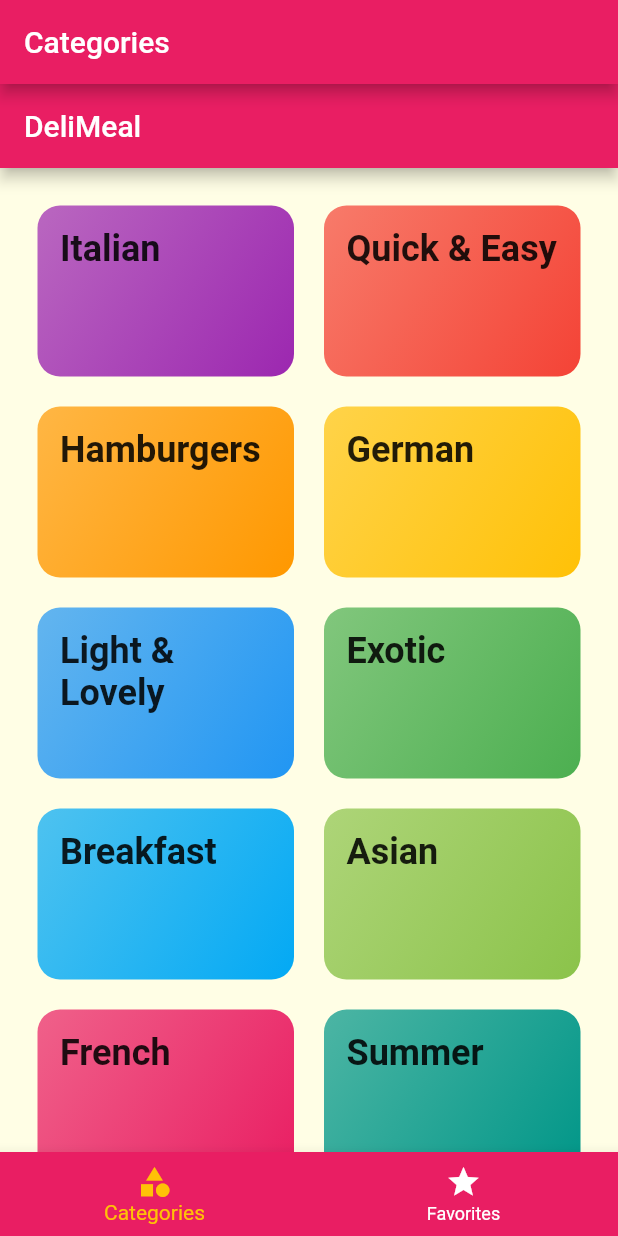
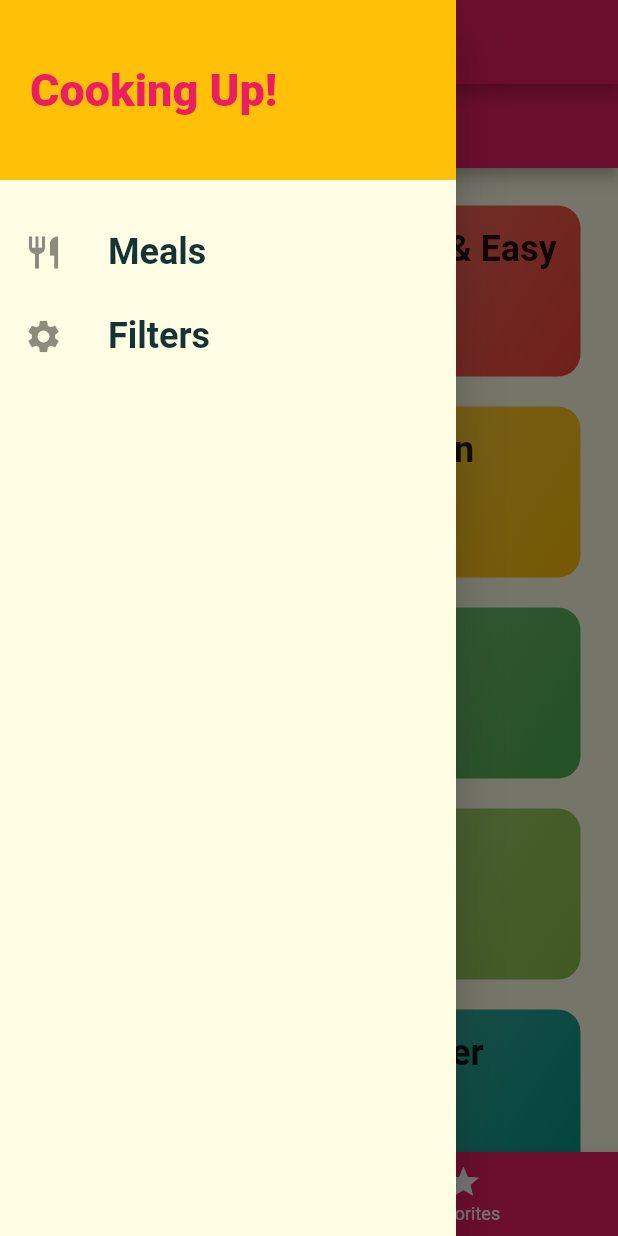
Before and after one commit to anawatj/meal-app, a Flutter app: the screen it shows after launch, with the side drawer open (before the commit the screen has no drawer), on a phone screen of 412 x 824 dp. Run offline on Flutter 3.47's test engine with Material 2 defaults, Android fonts, the phone set to English and light mode, and no system bars; Roboto replaces fonts that are missing (Raleway, RobotoCondensed).

Commit message:
Add a Custom Drawer

```diff
--- a/lib/screens/tabs_screen.dart
+++ b/lib/screens/tabs_screen.dart
@@ -1,4 +1,5 @@
 import 'package:flutter/material.dart';
+import '../widgets/main_drawer.dart';
 
 import './favorites_screen.dart';
 import './categories_screen.dart';
@@ -33,6 +34,7 @@ class _TabsScreenState extends State<TabsScreen> {
       appBar: AppBar(
         title: Text(_pages[_selectedPageIndex]['title'].toString()),
       ),
+      drawer: MainDrawer(),
       body: _pages[_selectedPageIndex]['page'] as Widget,
       bottomNavigationBar: BottomNavigationBar(
         onTap: _selectPage,
--- /dev/null
+++ b/lib/widgets/main_drawer.dart
@@ -0,0 +1,55 @@
+import 'package:flutter/material.dart';
+
+class MainDrawer extends StatelessWidget {
+  Widget buildListTile(String title, IconData icon) {
+    return ListTile(
+      leading: Icon(
+        icon,
+        size: 26,
+      ),
+      title: Text(
+        title,
+        style: TextStyle(
+          fontFamily: "RobotoCondensed",
+          fontSize: 24,
+          fontWeight: FontWeight.bold,
+        ),
+      ),
+      onTap: () {},
+    );
+  }
+
+  @override
+  Widget build(BuildContext context) {
+    return Drawer(
+      child: Column(
+        children: <Widget>[
+          Container(
+            height: 120,
+            width: double.infinity,
+            padding: EdgeInsets.all(20),
+            alignment: Alignment.centerLeft,
+            color: Theme.of(context).accentColor,
+            child: Text("Cooking Up!",
+                style: TextStyle(
+                  fontWeight: FontWeight.w900,
+                  fontSize: 30,
+                  color: Theme.of(context).primaryColor,
+                )),
+          ),
+          SizedBox(
+            height: 20,
+          ),
+          buildListTile(
+            "Meals",
+            Icons.restaurant,
+          ),
+          buildListTile(
+            "Filters",
+            Icons.settings,
+          ),
+        ],
+      ),
+    );
+  }
+}
```
